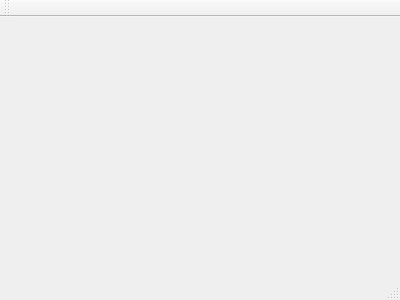
Qt form mainwindow.ui (Cvelthoven/FirewallLogReader) before a commit.
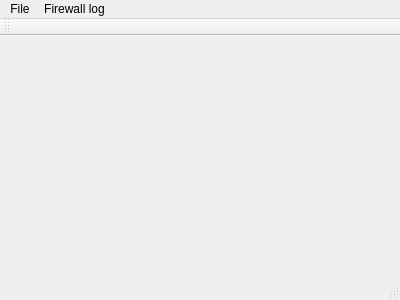
The same form after that commit.

Commit message: GUI added and open logfile added

Patch:
```diff
--- a/mainwindow.ui
+++ b/mainwindow.ui
@@ -20,9 +20,25 @@
      <x>0</x>
      <y>0</y>
      <width>400</width>
-     <height>22</height>
+     <height>21</height>
     </rect>
    </property>
+   <widget class="QMenu" name="menuFile">
+    <property name="title">
+     <string>File</string>
+    </property>
+    <addaction name="actionConnect_DB"/>
+    <addaction name="separator"/>
+    <addaction name="actionExit"/>
+   </widget>
+   <widget class="QMenu" name="menuFirewall_log">
+    <property name="title">
+     <string>Firewall log</string>
+    </property>
+    <addaction name="actionLoad_logfile"/>
+   </widget>
+   <addaction name="menuFile"/>
+   <addaction name="menuFirewall_log"/>
   </widget>
   <widget class="QToolBar" name="mainToolBar">
    <attribute name="toolBarArea">
```
Left out of the diff: 15 changed lines with no effect on the pictures. The commit also changes 4 other files.
